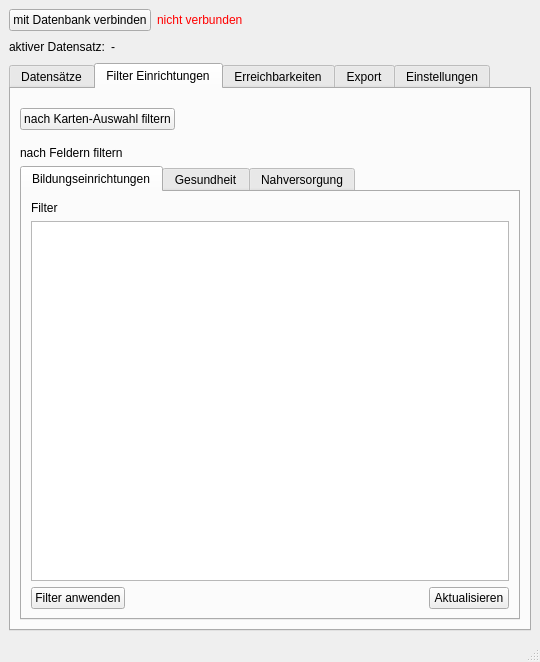
Before: the Qt Designer form shkplugin/shk_plugin_dialog_base.ui in ChrFr/qgis-OTP, drawn with Qt 5.
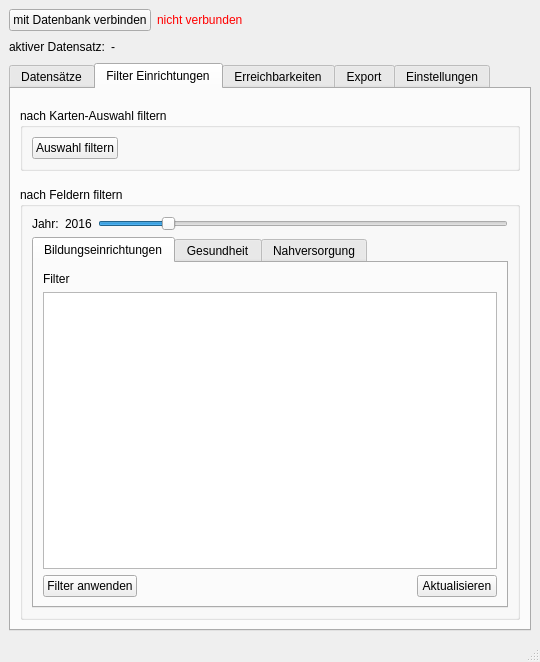
After: the same form once the commit is applied. The open tabs and pages were chosen to show the change.

Commit message: New Feature: filter status by year

The edit to the form file:
```diff
--- a/shkplugin/shk_plugin_dialog_base.ui
+++ b/shkplugin/shk_plugin_dialog_base.ui
@@ -288,11 +288,17 @@
          </spacer>
         </item>
         <item>
+         <widget class="QGroupBox" name="groupBox_9">
+          <property name="title">
+           <string>nach Karten-Auswahl filtern</string>
+          </property>
+          <layout class="QVBoxLayout" name="verticalLayout_8">
+           <item>
          <layout class="QHBoxLayout" name="horizontalLayout_9">
           <item>
            <widget class="QPushButton" name="filter_selection_button">
             <property name="text">
-             <string>nach Karten-Auswahl filtern</string>
+                <string>Auswahl filtern</string>
             </property>
            </widget>
           </item>
@@ -311,6 +317,9 @@
           </item>
          </layout>
         </item>
+          </layout>
+         </widget>
+        </item>
         <item>
          <spacer name="verticalSpacer_11">
           <property name="orientation">
@@ -328,11 +337,44 @@
          </spacer>
         </item>
         <item>
-         <widget class="QLabel" name="label_5">
-          <property name="text">
+         <widget class="QGroupBox" name="groupBox_7">
+          <property name="title">
            <string>nach Feldern filtern</string>
           </property>
-         </widget>
+          <layout class="QVBoxLayout" name="verticalLayout_3">
+           <item>
+            <layout class="QHBoxLayout" name="horizontalLayout_11">
+             <item>
+              <widget class="QLabel" name="label_5">
+               <property name="text">
+                <string>Jahr:</string>
+               </property>
+              </widget>
+             </item>
+             <item>
+              <widget class="QLabel" name="label_16">
+               <property name="text">
+                <string>2016</string>
+               </property>
+              </widget>
+             </item>
+             <item>
+              <widget class="QSlider" name="year_slider">
+               <property name="minimum">
+                <number>2000</number>
+               </property>
+               <property name="maximum">
+                <number>2100</number>
+               </property>
+               <property name="value">
+                <number>2016</number>
+               </property>
+               <property name="orientation">
+                <enum>Qt::Horizontal</enum>
+               </property>
+              </widget>
+             </item>
+            </layout>
         </item>
         <item>
          <widget class="QTabWidget" name="selection_tabs">
@@ -344,7 +386,7 @@
             <string>Bildungseinrichtungen</string>
            </attribute>
            <layout class="QGridLayout" name="gridLayout">
-            <item row="1" column="0">
+               <item row="3" column="0">
              <widget class="QTreeWidget" name="schools_tree">
               <property name="columnCount">
                <number>2</number>
@@ -364,7 +406,7 @@
               </column>
              </widget>
             </item>
-            <item row="2" column="0">
+               <item row="4" column="0">
              <layout class="QHBoxLayout" name="horizontalLayout_3">
               <item>
                <widget class="QPushButton" name="filter_button">
@@ -395,7 +437,7 @@
               </item>
              </layout>
             </item>
-            <item row="0" column="0">
+               <item row="2" column="0">
              <widget class="QLabel" name="label">
               <property name="text">
                <string>Filter</string>
@@ -538,6 +580,9 @@
         </item>
        </layout>
       </widget>
+        </item>
+       </layout>
+      </widget>
       <widget class="QWidget" name="tab">
        <attribute name="title">
         <string>Erreichbarkeiten</string>
```
Left out of the diff: 19 changed lines with no effect on the pictures. Lines whose indentation alone changed are shown as unchanged. The commit also changes 4 other files.
